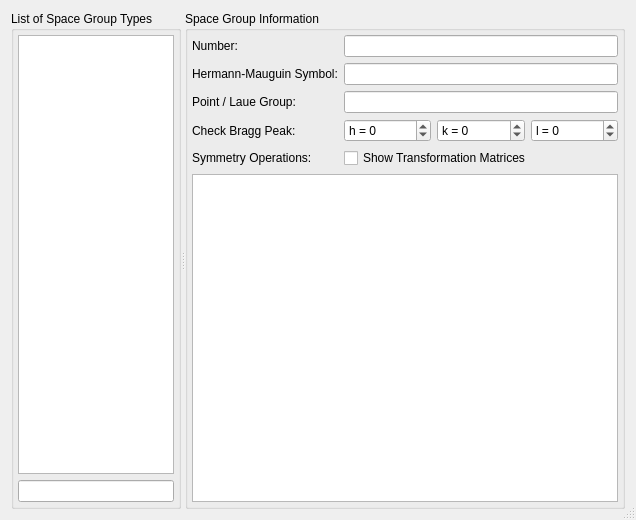
Qt form ui/sglist.ui (tweber-ill/frm_mirror-takin1) before a commit.
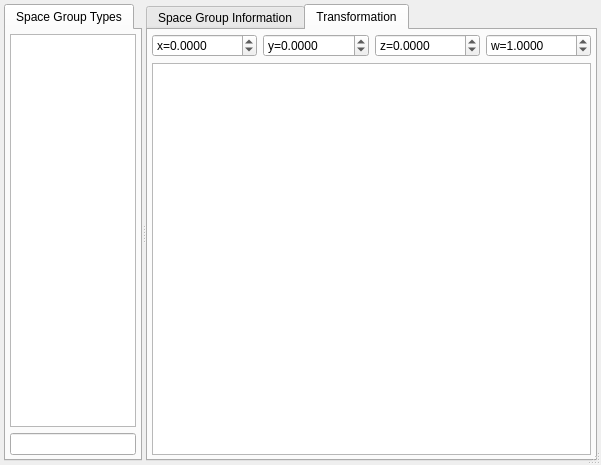
The same form after that commit. The open tabs and pages were chosen to show the change.

Commit message: added trafos to sg dialog

```diff
--- a/ui/sglist.ui
+++ b/ui/sglist.ui
@@ -6,8 +6,8 @@
    <rect>
     <x>0</x>
     <y>0</y>
-    <width>636</width>
-    <height>520</height>
+    <width>601</width>
+    <height>465</height>
    </rect>
   </property>
   <property name="windowTitle">
@@ -17,22 +17,29 @@
    <bool>true</bool>
   </property>
   <layout class="QGridLayout" name="gridLayout">
+   <property name="margin">
+    <number>4</number>
+   </property>
    <item row="0" column="0">
     <widget class="QSplitter" name="splitter">
      <property name="orientation">
       <enum>Qt::Horizontal</enum>
      </property>
-     <widget class="QGroupBox" name="groupBox">
+     <widget class="QTabWidget" name="tabWidget">
       <property name="sizePolicy">
        <sizepolicy hsizetype="Preferred" vsizetype="Preferred">
         <horstretch>1</horstretch>
         <verstretch>0</verstretch>
        </sizepolicy>
       </property>
-      <property name="title">
-       <string>List of Space Group Types</string>
-      </property>
+      <widget class="QWidget" name="tabWidgetPage1" native="true">
+       <attribute name="title">
+        <string>Space Group Types</string>
+       </attribute>
       <layout class="QGridLayout" name="gridLayout_2">
+        <property name="horizontalSpacing">
+         <number>0</number>
+        </property>
        <property name="margin">
         <number>4</number>
        </property>
@@ -52,16 +59,21 @@
        </item>
       </layout>
      </widget>
-     <widget class="QGroupBox" name="groupBox_2">
+     </widget>
+     <widget class="QTabWidget" name="tabWidget_2">
       <property name="sizePolicy">
        <sizepolicy hsizetype="Preferred" vsizetype="Preferred">
         <horstretch>2</horstretch>
         <verstretch>0</verstretch>
        </sizepolicy>
       </property>
-      <property name="title">
+      <property name="currentIndex">
+       <number>0</number>
+      </property>
+      <widget class="QWidget" name="tabWidget_2Page1" native="true">
+       <attribute name="title">
        <string>Space Group Information</string>
-      </property>
+       </attribute>
       <layout class="QGridLayout" name="gridLayout_3">
        <property name="margin">
         <number>4</number>
@@ -185,6 +197,109 @@
        </item>
       </layout>
      </widget>
+      <widget class="QWidget" name="tab">
+       <attribute name="title">
+        <string>Transformation</string>
+       </attribute>
+       <layout class="QGridLayout" name="gridLayout_4">
+        <property name="margin">
+         <number>4</number>
+        </property>
+        <item row="0" column="0">
+         <widget class="QDoubleSpinBox" name="spinX">
+          <property name="sizePolicy">
+           <sizepolicy hsizetype="Minimum" vsizetype="Fixed">
+            <horstretch>0</horstretch>
+            <verstretch>0</verstretch>
+           </sizepolicy>
+          </property>
+          <property name="prefix">
+           <string>x=</string>
+          </property>
+          <property name="decimals">
+           <number>4</number>
+          </property>
+          <property name="minimum">
+           <double>-9999.000000000000000</double>
+          </property>
+          <property name="maximum">
+           <double>9999.000000000000000</double>
+          </property>
+          <property name="singleStep">
+           <double>0.010000000000000</double>
+          </property>
+         </widget>
+        </item>
+        <item row="0" column="1">
+         <widget class="QDoubleSpinBox" name="spinY">
+          <property name="prefix">
+           <string>y=</string>
+          </property>
+          <property name="decimals">
+           <number>4</number>
+          </property>
+          <property name="minimum">
+           <double>-9999.000000000000000</double>
+          </property>
+          <property name="maximum">
+           <double>9999.000000000000000</double>
+          </property>
+          <property name="singleStep">
+           <double>0.010000000000000</double>
+          </property>
+         </widget>
+        </item>
+        <item row="0" column="2">
+         <widget class="QDoubleSpinBox" name="spinZ">
+          <property name="prefix">
+           <string>z=</string>
+          </property>
+          <property name="decimals">
+           <number>4</number>
+          </property>
+          <property name="minimum">
+           <double>-9999.000000000000000</double>
+          </property>
+          <property name="maximum">
+           <double>9999.000000000000000</double>
+          </property>
+          <property name="singleStep">
+           <double>0.010000000000000</double>
+          </property>
+         </widget>
+        </item>
+        <item row="0" column="3">
+         <widget class="QDoubleSpinBox" name="spinW">
+          <property name="prefix">
+           <string>w=</string>
+          </property>
+          <property name="decimals">
+           <number>4</number>
+          </property>
+          <property name="minimum">
+           <double>-9999.000000000000000</double>
+          </property>
+          <property name="maximum">
+           <double>9999.000000000000000</double>
+          </property>
+          <property name="singleStep">
+           <double>0.010000000000000</double>
+          </property>
+          <property name="value">
+           <double>1.000000000000000</double>
+          </property>
+         </widget>
+        </item>
+        <item row="1" column="0" colspan="4">
+         <widget class="QListWidget" name="listTrafo">
+          <property name="alternatingRowColors">
+           <bool>true</bool>
+          </property>
+         </widget>
+        </item>
+       </layout>
+      </widget>
+     </widget>
     </widget>
    </item>
   </layout>
```
Left out of the diff: 7 changed lines with no effect on the pictures. Lines whose indentation alone changed are shown as unchanged. The commit also changes 3 other files.
